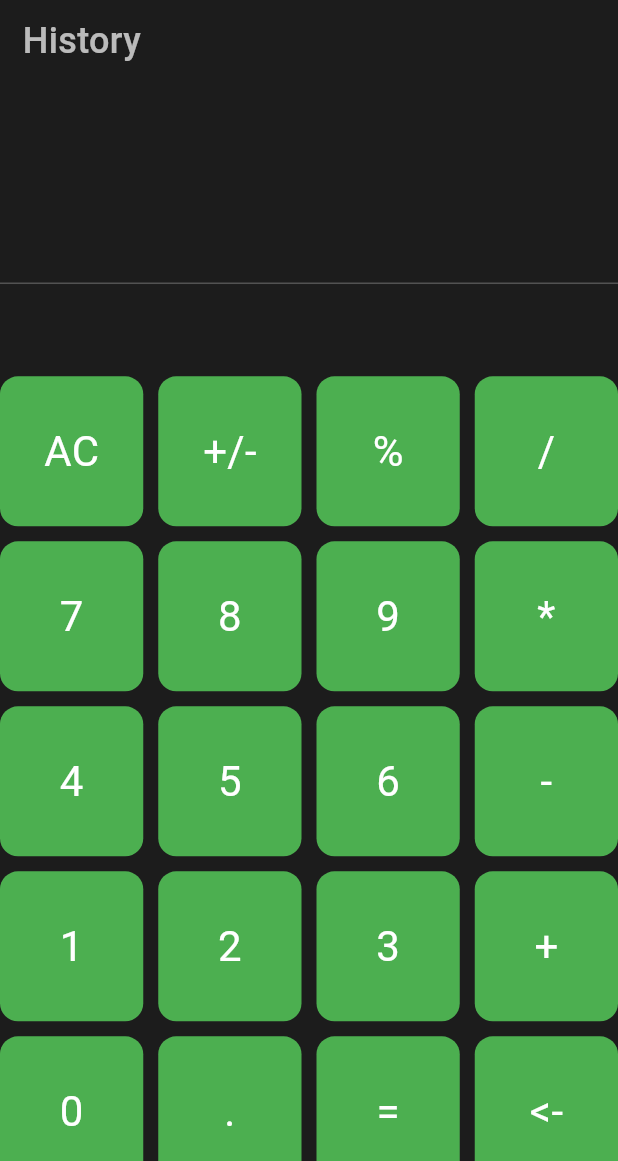
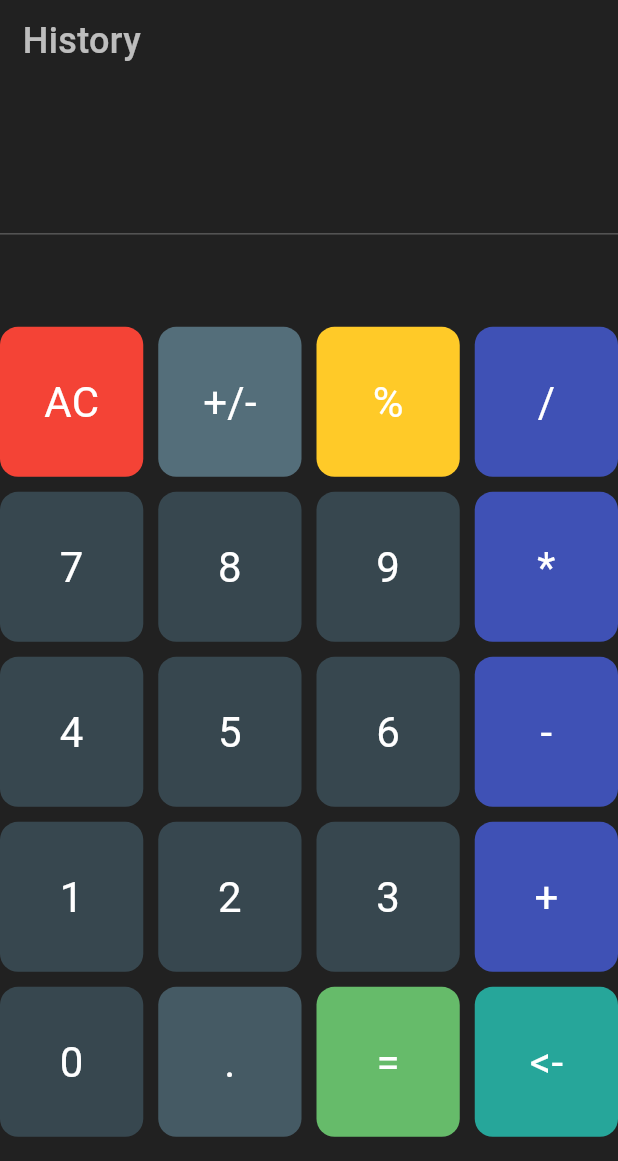
Before and after one commit to 3SyedShayan/Calculator-App, a Flutter app: the screen it shows after launch, on a phone screen of 412 x 824 dp, the part 75-1236 px from its top. Run offline on Flutter 3.47's test engine with Material 3 defaults, Android fonts, the phone set to English and light mode, and no system bars.

Commit message:
UI Ready

```diff
--- a/lib/data/operations.dart
+++ b/lib/data/operations.dart
@@ -1,15 +1,17 @@
+import 'package:calculator_app/model/colors.dart';
 import 'package:calculator_app/model/operations.dart';
+import 'package:flutter/material.dart';
 
 var allOperations =
     {
-      Operations(name: "AC", operation: "AC"),
-      Operations(name: "+/-", operation: "-"),
-      Operations(name: "%", operation: "%"),
-      Operations(name: "/", operation: "/"),
-      Operations(name: "*", operation: "*"),
-      Operations(name: "-", operation: "-"),
-      Operations(name: "+", operation: "+"),
-      Operations(name: ".", operation: "."),
-      Operations(name: "=", operation: "="),
-      Operations(name: "<-", operation: "<-"),
+      Operations(name: "AC", operation: "AC", color: Color(0xFFF44336)),
+      Operations(name: "+/-", operation: "-", color: Color(0xFF546E7A)),
+      Operations(name: "%", operation: "%", color: Color(0xFFFFCA28)),
+      Operations(name: "/", operation: "/", color: Color(0xFF3F51B5)),
+      Operations(name: "*", operation: "*", color: Color(0xFF3F51B5)),
+      Operations(name: "-", operation: "-", color: Color(0xFF3F51B5)),
+      Operations(name: "+", operation: "+", color: Color(0xFF3F51B5)),
+      Operations(name: ".", operation: ".", color: Color(0xFF455A64)),
+      Operations(name: "=", operation: "=", color: Color(0xFF66BB6A)),
+      Operations(name: "<-", operation: "<-", color: Color(0xFF26A69A)),
     }.toList();
--- a/lib/model/colors.dart
+++ b/lib/model/colors.dart
@@ -1,6 +1,6 @@
 import 'package:flutter/material.dart';
 
-const Color kBackgroundColor = Color(0xFF1C1C1C);
+const Color kBackgroundColor = Color(0xFF212121);
 const Color kDisplayTextColor = Colors.white;
 const Color kHeaderColor = Color(0xFFE74C3C);
 const Color kOperationColor = Color(0xFFFF9500);
--- a/lib/model/numbers.dart
+++ b/lib/model/numbers.dart
@@ -1,8 +1,9 @@
+import 'package:calculator_app/model/colors.dart';
 import 'package:flutter/material.dart';
 
 class Numbers {
   Numbers({required this.name, required this.value});
   String name;
   int value;
-  Color color = Colors.blue;
+  Color color = Color(0xFF37474F);
 }
--- a/lib/model/operations.dart
+++ b/lib/model/operations.dart
@@ -1,8 +1,10 @@
+import 'package:calculator_app/model/colors.dart';
 import 'package:flutter/material.dart';
 
 class Operations {
-  Operations({required this.name, required this.operation});
+  Operations({required this.name, required this.operation, this.color = kExtraButtonColor,
+  });
   String name;
   String operation;
-  Color color = Colors.lightBlue;
+  Color color;
 }
--- a/lib/screens/homepage.dart
+++ b/lib/screens/homepage.dart
@@ -165,7 +165,8 @@ class _HomepageState extends State<Homepage> {
 
   @override
   Widget build(BuildContext context) {
-    return Scaffold(
+    return SafeArea(
+      child: Scaffold(
         backgroundColor: kBackgroundColor,
         body: Column(
           children: [
@@ -202,7 +203,7 @@ class _HomepageState extends State<Homepage> {
             // Calculations History
             Container(
               padding: EdgeInsets.fromLTRB(15, 0, 10, 10),
-            height: MediaQuery.of(context).size.height * 0.16,
+              height: MediaQuery.of(context).size.height * 0.12,
 
               child: ListView.builder(
                 itemCount: history.length,
@@ -244,7 +245,7 @@ class _HomepageState extends State<Homepage> {
                   if (index < 4 || (index + 1) % 4 == 0) {
                     if (index < 4) {
                       return CalculatorButton(
-                      color: Colors.green,
+                        color: allOperations[index].color,
                         text: allOperations[index].name,
                         onTap: () {
                           onOperation(allOperations[index].operation);
@@ -253,7 +254,7 @@ class _HomepageState extends State<Homepage> {
                     }
                     if (index == 7) {
                       return CalculatorButton(
-                      color: Colors.green,
+                        color: allOperations[index - 3].color,
                         text: allOperations[index - 3].name,
                         onTap: () {
                           onOperation(allOperations[index - 3].operation);
@@ -262,7 +263,7 @@ class _HomepageState extends State<Homepage> {
                     }
                     if (index == 11) {
                       return CalculatorButton(
-                      color: Colors.green,
+                        color: allOperations[index - 6].color,
                         text: allOperations[index - 6].name,
                         onTap: () {
                           onOperation(allOperations[index - 6].operation);
@@ -271,7 +272,7 @@ class _HomepageState extends State<Homepage> {
                     }
                     if (index == 15) {
                       return CalculatorButton(
-                      color: Colors.green,
+                        color: allOperations[index - 9].color,
                         text: allOperations[index - 9].name,
                         onTap: () {
                           onOperation(allOperations[index - 9].operation);
@@ -280,7 +281,7 @@ class _HomepageState extends State<Homepage> {
                     }
                     if (index == 19) {
                       return CalculatorButton(
-                      color: Colors.green,
+                        color: allOperations[index - 10].color,
                         text: allOperations[index - 10].name,
                         onTap: () {
                           onOperation(allOperations[index - 10].operation);
@@ -297,7 +298,7 @@ class _HomepageState extends State<Homepage> {
                   } else {
                     if (index < 7) {
                       return CalculatorButton(
-                      color: Colors.green,
+                        color: allNumbers[index - 4].color,
                         text: allNumbers[index - 4].name,
                         onTap: () {
                           numOperation(allNumbers[index - 4].name);
@@ -305,7 +306,7 @@ class _HomepageState extends State<Homepage> {
                       );
                     } else if (index > 7 && index < 11) {
                       return CalculatorButton(
-                      color: Colors.green,
+                        color: allNumbers[index - 5].color,
                         text: allNumbers[index - 5].name,
                         onTap: () {
                           numOperation(allNumbers[index - 5].name);
@@ -313,7 +314,7 @@ class _HomepageState extends State<Homepage> {
                       );
                     } else if (index > 11 && index < 15) {
                       return CalculatorButton(
-                      color: Colors.green,
+                        color: allNumbers[index - 6].color,
                         text: allNumbers[index - 6].name,
                         onTap: () {
                           numOperation(allNumbers[index - 6].name);
@@ -322,7 +323,7 @@ class _HomepageState extends State<Homepage> {
                     } else if (index == 16) {
                       print("Current for All num ${index - 7}");
                       return CalculatorButton(
-                      color: Colors.green,
+                        color: allNumbers[index - 7].color,
                         text: allNumbers[index - 7].name,
                         onTap: () {
                           numOperation(allNumbers[index - 7].name);
@@ -330,7 +331,7 @@ class _HomepageState extends State<Homepage> {
                       );
                     } else if (index > 16 && index < 21) {
                       return CalculatorButton(
-                      color: Colors.green,
+                        color: allOperations[index - 10].color,
                         text: allOperations[index - 10].name,
                         onTap: () {
                           onOperation(allOperations[index - 10].operation);
@@ -354,6 +355,7 @@ class _HomepageState extends State<Homepage> {
             ),
           ],
         ),
+      ),
     );
   }
 }
```
Lines whose indentation alone changed are shown as unchanged.
